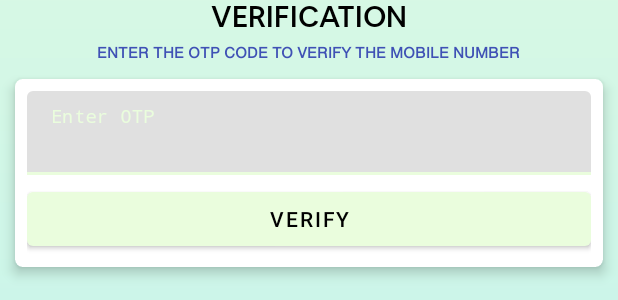
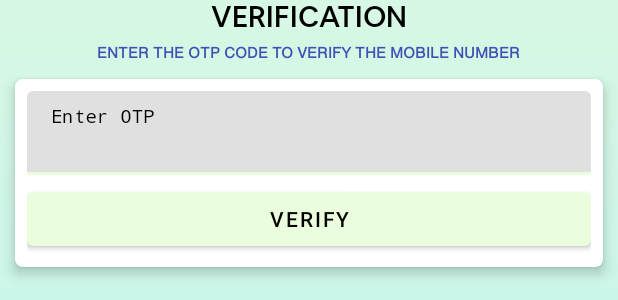
Before and after one commit to ShashankMangal/Virya, an Android app: the layout activity_otpscreen.xml on its own in the app's theme, with its tools: preview values and no code run, on a phone screen of 412 x 824 dp. Shown: the part 560-860 px from the top of the screen. Run offline under Robolectric (Android 15) with nearby library versions, the phone set to English and light mode, and no system bars.

Commit message:
login setup ready and working checked

```diff
--- a/app/src/main/java/com/scammer101/Virya/Screens/OTPScreen.kt
+++ b/app/src/main/java/com/scammer101/Virya/Screens/OTPScreen.kt
@@ -7,7 +7,9 @@ import android.os.Bundle
 import android.os.Handler
 import android.os.Looper
 import android.util.Log
+import android.view.View
 import android.widget.Toast
+import androidx.core.view.isVisible
 import com.google.firebase.FirebaseException
 import com.google.firebase.auth.*
 import com.google.firebase.firestore.EventListener
@@ -157,7 +159,7 @@ class OTPScreen : AppCompatActivity() {
                 map["ban"] = false
 
 
-                query = firestore.collection("Users").whereEqualTo("phoneNumber", number)
+                query = firestore.collection("Users").whereEqualTo("contact", number)
                 query!!.addSnapshotListener(EventListener<QuerySnapshot?> { value, error ->
                     if (!value!!.isEmpty) {
                         val intent = Intent(this@OTPScreen, MainScreen::class.java)
@@ -192,7 +194,9 @@ class OTPScreen : AppCompatActivity() {
             }
         }
         threadOTP = Thread(runnableOTP)
+
         threadOTP!!.start()
+
     }
 
 
--- /dev/null
+++ b/app/src/main/res/drawable/progress_icon.xml
@@ -0,0 +1,12 @@
+<?xml version="1.0" encoding="utf-8"?>
+<layer-list xmlns:android="http://schemas.android.com/apk/res/android" >
+    <item>
+        <rotate
+            android:drawable="@mipmap/ic_launcher"
+            android:fillAfter="true"
+            android:fromDegrees="0"
+            android:pivotX="50%"
+            android:pivotY="50%"
+            android:toDegrees="360" />
+    </item>
+</layer-list>
--- a/app/src/main/res/layout/activity_otpscreen.xml
+++ b/app/src/main/res/layout/activity_otpscreen.xml
@@ -7,6 +7,19 @@
     android:layout_height="match_parent"
     android:background="@drawable/theme_background"
     tools:context=".Screens.OTPScreen">
+
+<!--    <ProgressBar-->
+<!--        android:id="@+id/otpProgressBar"-->
+<!--        android:layout_width="wrap_content"-->
+<!--        android:layout_height="wrap_content"-->
+<!--        app:layout_constraintStart_toStartOf="parent"-->
+<!--        app:layout_constraintEnd_toEndOf="parent"-->
+<!--        app:layout_constraintTop_toTopOf="parent"-->
+<!--        app:layout_constraintBottom_toBottomOf="parent"-->
+<!--        style="?android:attr/progressBarStyle"-->
+<!--        android:indeterminateDrawable="@drawable/progress_icon"-->
+<!--        android:visibility="invisible"-->
+<!--        />-->
 
     <View
         android:id="@+id/otpView"
@@ -97,7 +110,7 @@
                 android:id="@+id/otpTextLayout"
                 android:layout_width="match_parent"
                 android:layout_height="match_parent"
-                android:textColorHint="@color/black"
+                app:hintTextColor="@color/black"
                 style="@style/ThemeOverlay.Material3.TextInputEditText.FilledBox"
                 >
 
```
